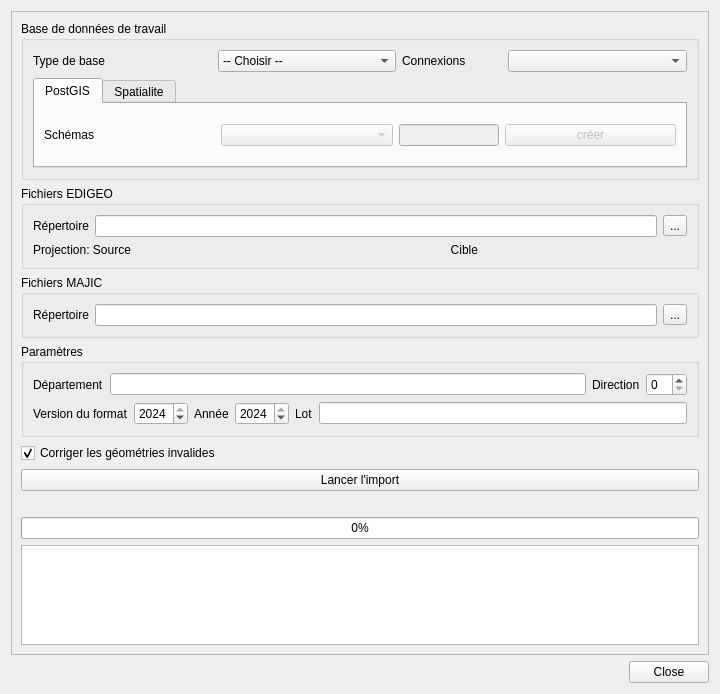
Qt form cadastre/forms/cadastre_import_form.ui (3liz/QgisCadastrePlugin) before a commit.
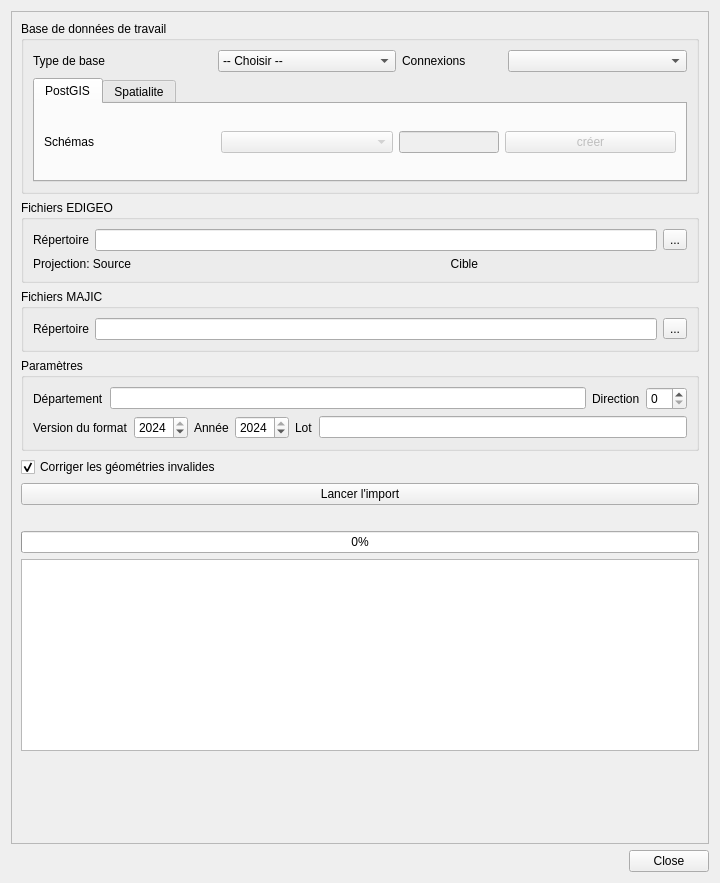
The same form after that commit. Custom widgets are drawn as their Qt base class.

Commit message: Import - MAJIC: détection automatique des fichiers dans le répertoire

What changed in the file:
```diff
--- a/cadastre/forms/cadastre_import_form.ui
+++ b/cadastre/forms/cadastre_import_form.ui
@@ -7,7 +7,7 @@
     <x>0</x>
     <y>0</y>
     <width>720</width>
-    <height>694</height>
+    <height>883</height>
    </rect>
   </property>
   <property name="windowTitle">
@@ -24,8 +24,8 @@
        <rect>
         <x>0</x>
         <y>0</y>
-        <width>686</width>
-        <height>691</height>
+        <width>700</width>
+        <height>830</height>
        </rect>
       </property>
       <layout class="QVBoxLayout" name="verticalLayout_6">
@@ -449,8 +449,8 @@
           <string>&lt;!DOCTYPE HTML PUBLIC &quot;-//W3C//DTD HTML 4.0//EN&quot; &quot;http://www.w3.org/TR/REC-html40/strict.dtd&quot;&gt;
 &lt;html&gt;&lt;head&gt;&lt;meta name=&quot;qrichtext&quot; content=&quot;1&quot; /&gt;&lt;style type=&quot;text/css&quot;&gt;
 p, li { white-space: pre-wrap; }
-&lt;/style&gt;&lt;/head&gt;&lt;body style=&quot; font-family:'Ubuntu'; font-size:11pt; font-weight:400; font-style:normal;&quot;&gt;
-&lt;p style=&quot;-qt-paragraph-type:empty; margin-top:0px; margin-bottom:0px; margin-left:0px; margin-right:0px; -qt-block-indent:0; text-indent:0px;&quot;&gt;&lt;br /&gt;&lt;/p&gt;&lt;/body&gt;&lt;/html&gt;</string>
+&lt;/style&gt;&lt;/head&gt;&lt;body style=&quot; font-family:'Ubuntu Sans'; font-size:11pt; font-weight:400; font-style:normal;&quot;&gt;
+&lt;p style=&quot;-qt-paragraph-type:empty; margin-top:0px; margin-bottom:0px; margin-left:0px; margin-right:0px; -qt-block-indent:0; text-indent:0px; font-family:'Ubuntu';&quot;&gt;&lt;br /&gt;&lt;/p&gt;&lt;/body&gt;&lt;/html&gt;</string>
          </property>
          <property name="acceptRichText">
           <bool>true</bool>
```
Left out of the diff: 1 changed line with no effect on the pictures. The commit also changes 8 other files.
